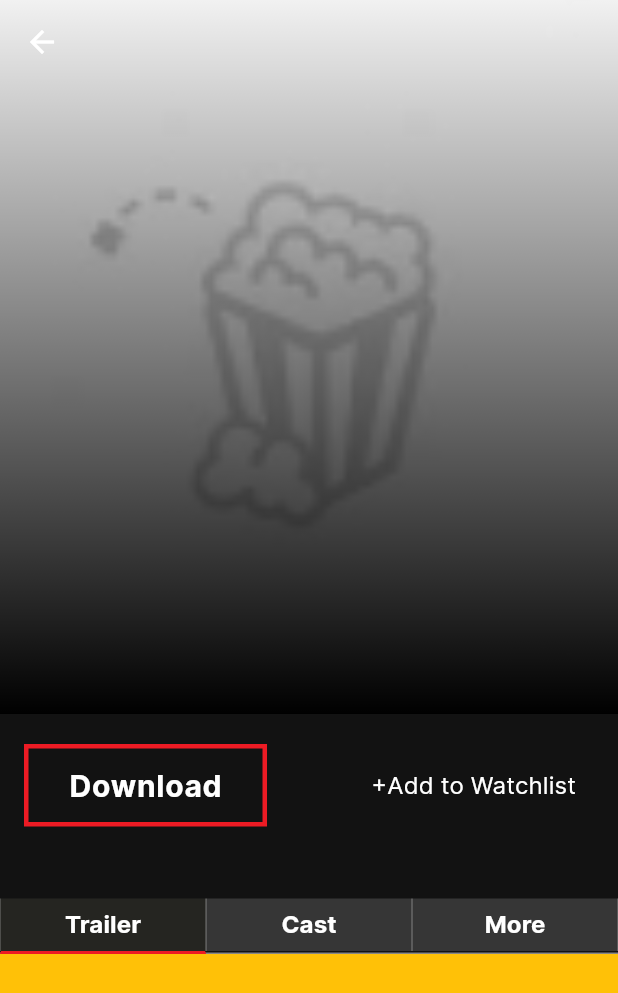
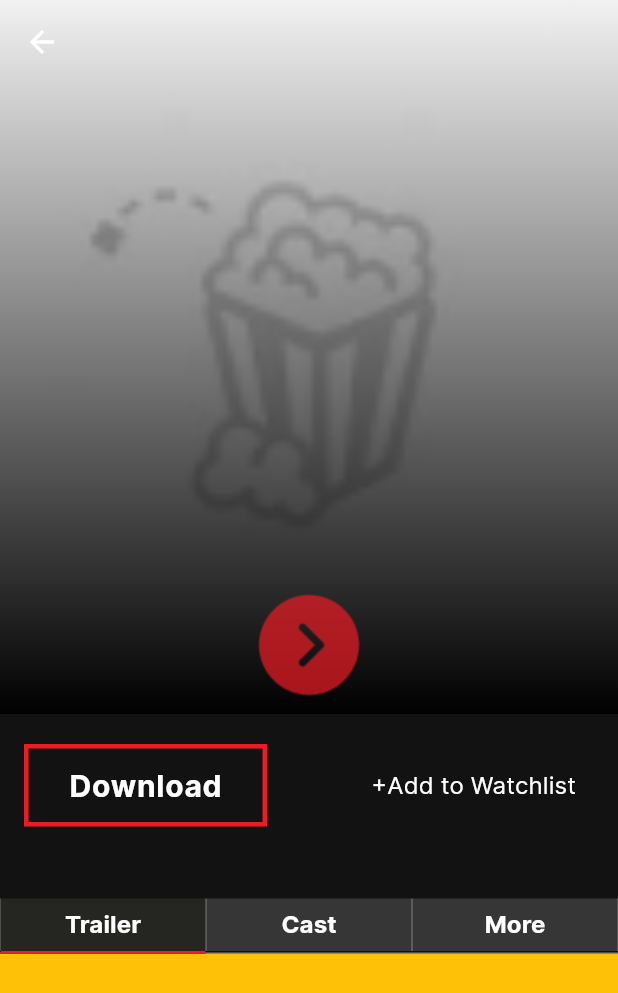
Before and after one commit to ranjandeb0/flutter_marvel_movie, a Flutter app: the SingleMovie screen opened directly with empty values, on a phone screen of 412 x 824 dp. Shown: the top 993 px of the screen. Run offline on Flutter 3.47's test engine with Material 2 defaults, Android fonts, the phone set to English and light mode, and no system bars; our stand-ins replace flutter_svg, gap; network calls fail.

```diff
--- a/lib/single_movie.dart
+++ b/lib/single_movie.dart
@@ -1,12 +1,23 @@
 import 'package:flutter/material.dart';
 import 'package:flutter_application_first/movie_model.dart';
 
-class SingleMovie extends StatelessWidget {
+class SingleMovie extends StatefulWidget {
   final MovieModel movie;
+
+  const SingleMovie({super.key, required this.movie});
+
+  @override
+  State<SingleMovie> createState() => _SingleMovieState();
+}
+
+class _SingleMovieState extends State<SingleMovie>
+    with SingleTickerProviderStateMixin {
   final _scrollController = ScrollController();
+
   final double _appBarHeight = 476;
 
-  SingleMovie({super.key, required this.movie});
+  bool _expanded = true;
+
   @override
   Widget build(BuildContext context) {
     return Scaffold(
@@ -21,12 +32,18 @@ class SingleMovie extends StatelessWidget {
                   _appBarHeight - kToolbarHeight,
                   duration: const Duration(milliseconds: 300),
                   curve: Curves.easeIn));
+              setState(() {
+                _expanded = false;
+              });
             } else if (offset > _scrollController.offset &&
                 _scrollController.offset < _appBarHeight) {
               Future.microtask(() {
                 _scrollController.animateTo(0,
                     duration: const Duration(milliseconds: 300),
                     curve: Curves.easeIn);
+              });
+              setState(() {
+                _expanded = true;
               });
             }
           });
@@ -42,7 +59,18 @@ class SingleMovie extends StatelessWidget {
               collapsedHeight: 60,
               stretch: true,
               pinned: true,
-              title: Text(movie.title ?? "No title found"),
+              title: AnimatedOpacity(
+                opacity: _expanded ? 0.0 : 1.0,
+                duration: const Duration(milliseconds: 500),
+                child: Text(
+                  widget.movie.title ?? "No title found",
+                  style: Theme.of(context)
+                      .textTheme
+                      .titleSmall!
+                      .copyWith(fontSize: 18),
+                ),
+              ),
+
               // floating: true,
               flexibleSpace: Stack(
                 children: [
@@ -59,6 +87,53 @@ class SingleMovie extends StatelessWidget {
                       ),
                     ),
                   ),
+                  AnimatedOpacity(
+                    opacity: !_expanded ? 0.0 : 1.0,
+                    duration: const Duration(milliseconds: 500),
+                    child: Padding(
+                      padding: const EdgeInsets.only(
+                          top: 56, left: 30, right: 30, bottom: 12),
+                      child: Stack(
+                        clipBehavior: Clip.hardEdge,
+                        fit: StackFit.expand,
+                        children: [
+                          Positioned(
+                            top: 0,
+                            left: 0,
+                            right: 0,
+                            child: Text(
+                              widget.movie.title ?? "No title found",
+                              style: Theme.of(context)
+                                  .textTheme
+                                  .labelMedium!
+                                  .copyWith(fontSize: 22),
+                              textAlign: TextAlign.center,
+                            ),
+                          ),
+                          Positioned(
+                            bottom: 0,
+                            left: 0,
+                            right: 0,
+                            child: Opacity(
+                              opacity: 0.7,
+                              child: MaterialButton(
+                                onPressed: () {},
+                                child:
+                                    Image.asset("assets/images/play_btn.png"),
+                              ),
+                            ),
+                          )
+                        ],
+                      ),
+                    ),
+                  ),
+                  AnimatedOpacity(
+                    opacity: _expanded ? 0.0 : 1.0,
+                    duration: const Duration(milliseconds: 500),
+                    child: Container(
+                      color: Colors.black,
+                    ),
+                  )
                 ],
               ),
             ),
@@ -104,7 +179,7 @@ class SingleMovie extends StatelessWidget {
                   Padding(
                     padding: const EdgeInsets.all(12.0),
                     child: Text(
-                      movie.description ??
+                      widget.movie.description ??
                           "The series is a blend of classic television and the Marvel Cinematic Universe in which Wanda Maximoff and Vision—two super-powered beings living idealized suburban lives—begin to suspect that everything is not as it seems.",
                       style: Theme.of(context).textTheme.bodyMedium!.copyWith(
                           color: Theme.of(context).colorScheme.onPrimary,
@@ -156,11 +231,12 @@ class SingleMovie extends StatelessWidget {
   }
 
   Widget _thumbnail() {
-    if (movie.thumbnail?["path"] != null &&
-        !movie.thumbnail!["path"]!.endsWith('image_not_available')) {
+    if (widget.movie.thumbnail?["path"] != null &&
+        !widget.movie.thumbnail!["path"]!.endsWith('image_not_available')) {
       return FadeInImage.assetNetwork(
         placeholder: 'assets/images/placeholder.jpg',
-        image: '${movie.thumbnail?["path"]}.${movie.thumbnail?["extension"]}',
+        image:
+            '${widget.movie.thumbnail?["path"]}.${widget.movie.thumbnail?["extension"]}',
         width: double.infinity,
         height: double.infinity,
         fit: BoxFit.cover,
```
Also changed, not shown: assets/images/play_btn.png (added).
